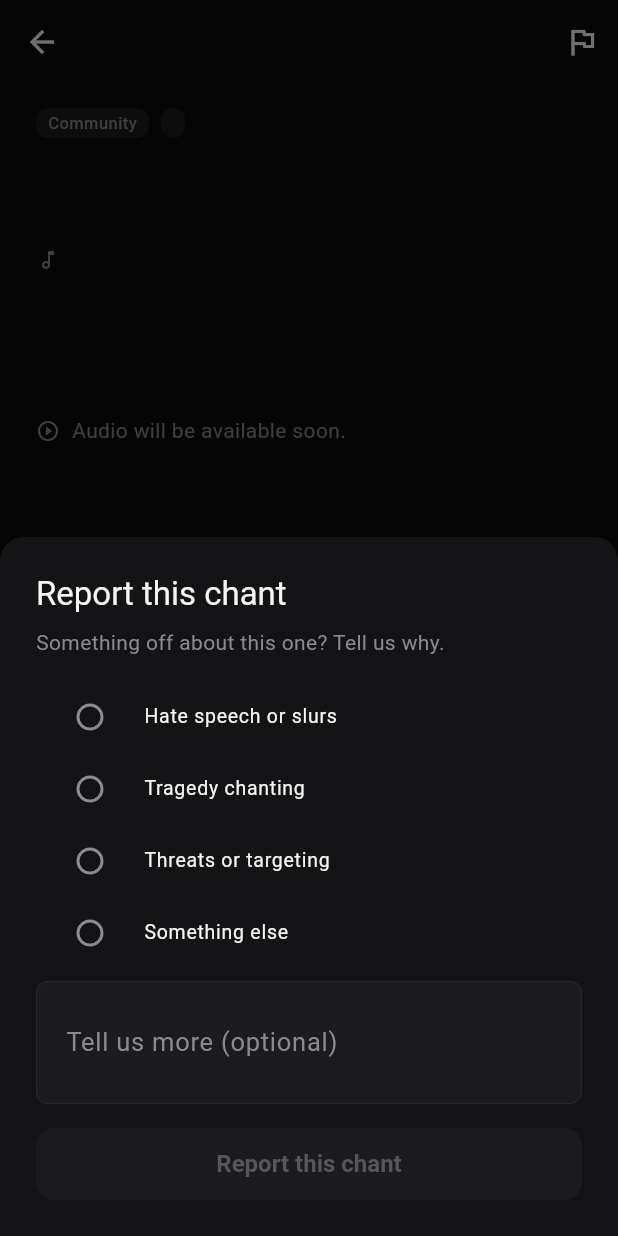
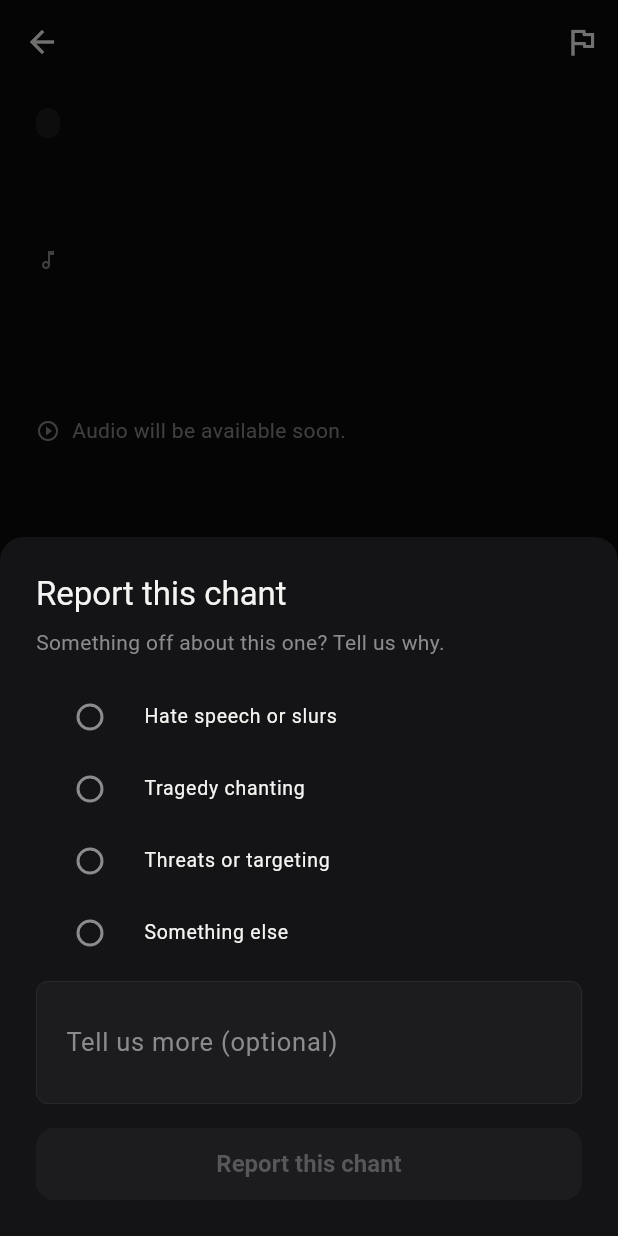
Before and after one commit to andrewbolaji/Chants, a Flutter app: the ChantDetailScreen screen opened directly with empty values, after a tap on the "flag" icon, on a phone screen of 412 x 824 dp. Run offline on Flutter 3.47's test engine with Material 3 defaults, Android fonts, the phone set to English and light mode, and no system bars; our stand-ins replace cloud_firestore, cloud_functions, firebase_auth, firebase_core, firebase_crashlytics, flutter_riverpod; missing offline and left inert: firebase_app_check; accounts and stored records are empty; generated files the repository leaves out were written again.

Commit message:
v1 hardening pass: audits, copy rename, doc updates
C3: Copy pass (34 strings audited). "Canonical" badge renamed to
"Verified" in UI (internal status stays "canonical"). Community chants
show no badge. Zero em/en dashes confirmed.

C2: Empty/loading/error state audit complete (15 screens enumerated).
C4: Access-control sweep (23 authorization points verified in emulator).
C5: Dependency audit (all permissive, no copyleft).
C6: 50 Dart + 73 rules + 19 seed = 142 tests, analyze 0 issues.

Doc update A: SPEC build order corrected. v1.0 is code-complete
hardened foundation. Release target is v1.1 (social layer is core).
Doc update B: WISHLIST entry for duplicate-and-variants model as
the first v1.1 feature: nudge on submit, variants inside the entry,
operator merge backstop. No hard auto-blocking.

DECISIONS: release at v1.1 not v1.0, "Verified" rename.

```diff
--- a/lib/presentation/browse/chant_detail_screen.dart
+++ b/lib/presentation/browse/chant_detail_screen.dart
@@ -75,9 +75,7 @@ class ChantDetailScreen extends ConsumerWidget {
               runSpacing: Spacing.xs,
               children: [
                 if (chant.status == 'canonical')
-                  _Badge(label: 'Canonical', isAmber: true)
-                else
-                  const _Badge(label: 'Community', isAmber: false),
+                  const _Badge(label: 'Verified', isAmber: true),
                 _Badge(label: chant.subjectTag, isAmber: false),
                 if (chant.realOrParody == 'parody')
                   const _Badge(label: 'Parody', isAmber: false),
--- a/lib/presentation/moderation/moderation_screen.dart
+++ b/lib/presentation/moderation/moderation_screen.dart
@@ -292,7 +292,7 @@ class _PromotionCard extends StatelessWidget {
                       if (!context.mounted) return;
                       ScaffoldMessenger.of(context).showSnackBar(
                         const SnackBar(
-                            content: Text('Promoted to canonical.')),
+                            content: Text('Promoted to verified.')),
                       );
                     } catch (e) {
                       if (!context.mounted) return;
--- a/lib/presentation/shared/chant_card.dart
+++ b/lib/presentation/shared/chant_card.dart
@@ -34,9 +34,7 @@ class ChantCard extends StatelessWidget {
             Row(
               children: [
                 if (chant.status == 'canonical')
-                  _AmberBadge(label: 'Canonical')
-                else
-                  Text('Community', style: textTheme.labelSmall),
+                  _AmberBadge(label: 'Verified'),
                 const SizedBox(width: Spacing.sm),
                 Text('\u00b7', style: textTheme.labelSmall),
                 const SizedBox(width: Spacing.sm),
```
Also changed, not shown: 4 other files.
